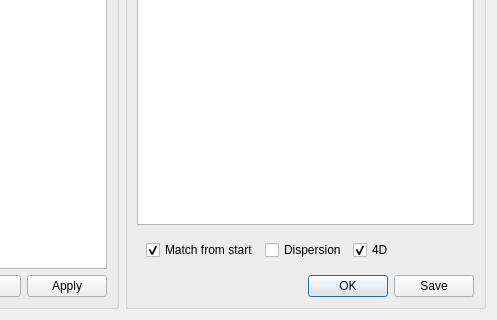
Before: the Qt Designer form madgui/online/emittance.ui in hibtc/madgui, drawn with Qt 5; both pictures show x 253 to 750 and y 130 to 450 of the 750 by 450 pixel window.
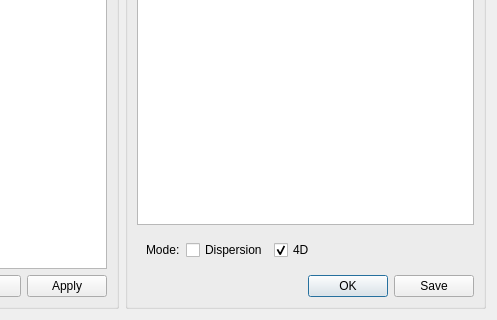
After: the same form once the commit is applied. Custom widgets are drawn as their Qt base class.

Commit message:
Remove the long_transfer option
(short is rather useless)

```diff
--- a/madgui/online/emittance.ui
+++ b/madgui/online/emittance.ui
@@ -70,12 +70,9 @@
        <widget class="QWidget" name="options_box" native="true">
         <layout class="QHBoxLayout">
          <item>
-          <widget class="QCheckBox" name="long_transfer">
+          <widget class="QLabel">
            <property name="text">
-            <string>Match from start</string>
-           </property>
-           <property name="checked">
-            <bool>true</bool>
+            <string>Mode:</string>
            </property>
           </widget>
          </item>
```
The commit also changes 1 other file.
